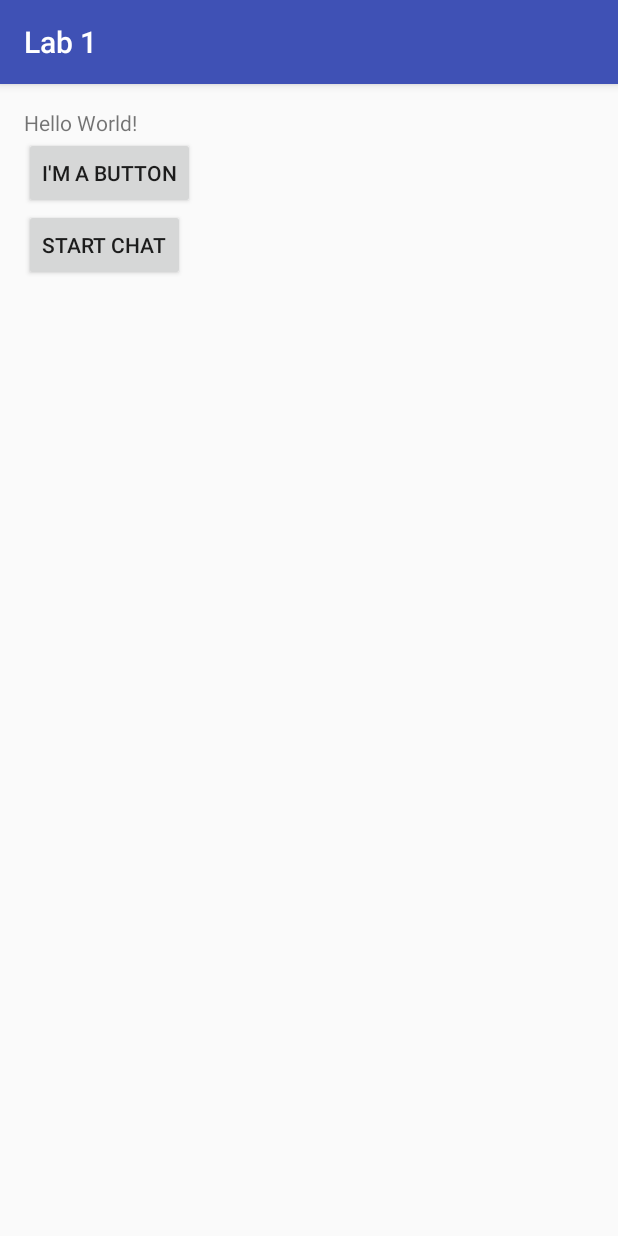
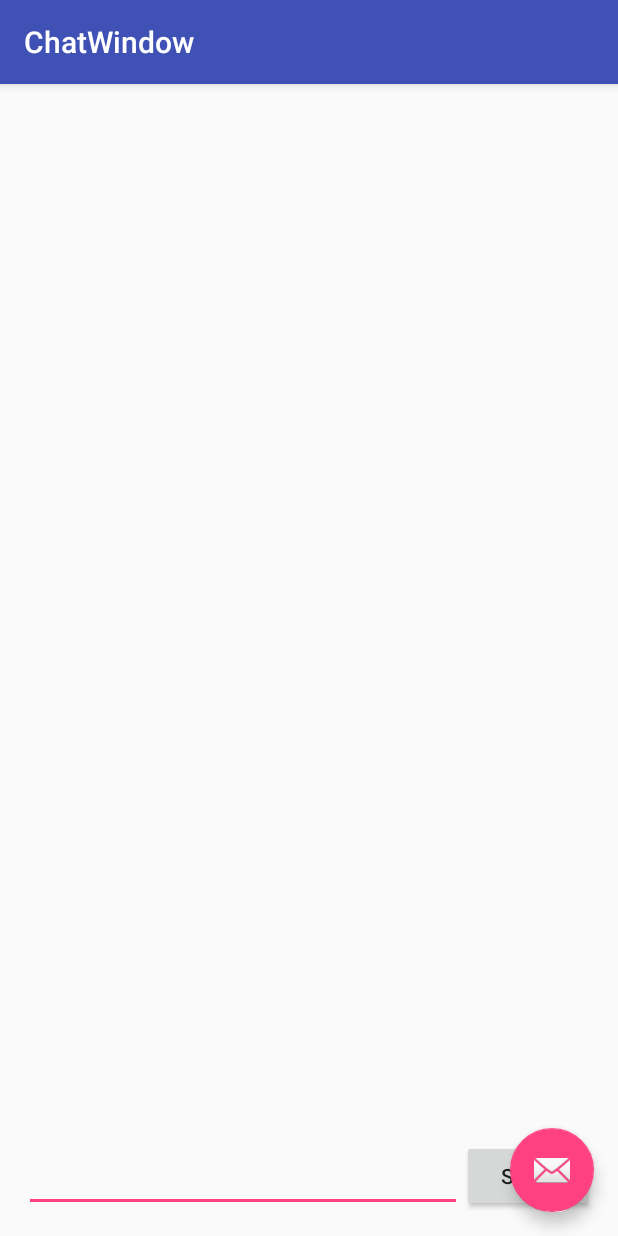
Before and after one commit to munirafardous/AndroidProgrammingLab1, an Android app: the StartActivity screen opened directly, with no data from a screen before it, after a tap on "START CHAT", on a phone screen of 412 x 824 dp. Run offline under Robolectric (Android 15) with nearby library versions, the phone set to English and light mode, and no system bars; 1 statement that could not run was skipped.

Commit message:
Finished Lab 4

```diff
--- a/app/build.gradle
+++ b/app/build.gradle
@@ -24,4 +24,5 @@ dependencies {
     testCompile 'junit:junit:4.12'
     compile 'com.android.support:appcompat-v7:24.2.0'
     compile 'com.android.support:design:24.2.0'
+    compile 'com.google.android.gms:play-services-appindexing:8.1.0'
 }
--- /dev/null
+++ b/app/src/main/java/com/example/munirafardous/lab1/ChatWindow.java
@@ -0,0 +1,133 @@
+package com.example.munirafardous.lab1;
+
+import android.content.Context;
+import android.net.Uri;
+import android.os.Bundle;
+import android.support.design.widget.FloatingActionButton;
+import android.support.design.widget.Snackbar;
+import android.support.v7.app.AppCompatActivity;
+import android.support.v7.widget.Toolbar;
+import android.view.LayoutInflater;
+import android.view.View;
+import android.view.ViewGroup;
+import android.widget.ArrayAdapter;
+import android.widget.BaseAdapter;
+import android.widget.Button;
+import android.widget.EditText;
+import android.widget.ListView;
+import android.widget.TextView;
+
+import com.google.android.gms.appindexing.Action;
+import com.google.android.gms.appindexing.AppIndex;
+import com.google.android.gms.common.api.GoogleApiClient;
+
+import java.util.ArrayList;
+
+public class ChatWindow extends AppCompatActivity {
+
+    ListView listView;
+    EditText editText;
+    Button sendButton;
+    ArrayList<String> messages;
+    ChatAdapter messageAdapter;
+    /**
+     * ATTENTION: This was auto-generated to implement the App Indexing API.
+     * See https://g.co/AppIndexing/AndroidStudio for more information.
+     */
+    private GoogleApiClient client;
+
+    @Override
+    protected void onCreate(Bundle savedInstanceState) {
+        super.onCreate(savedInstanceState);
+        setContentView(R.layout.activity_chat_window);
+        Toolbar toolbar = (Toolbar) findViewById(R.id.toolbar);
+        setSupportActionBar(toolbar);
+
+        FloatingActionButton fab = (FloatingActionButton) findViewById(R.id.fab);
+        fab.setOnClickListener(new View.OnClickListener() {
+            @Override
+            public void onClick(View view) {
+                Snackbar.make(view, "Replace with your own action", Snackbar.LENGTH_LONG)
+                        .setAction("Action", null).show();
+            }
+        });
+
+        ListView listView = (ListView) findViewById(R.id.listView);
+        final EditText editText = (EditText) findViewById(R.id.editText);
+        final Button sendButton = (Button) findViewById(R.id.button3);
+        messages = new ArrayList<String>();
+
+
+        messageAdapter = new ChatAdapter(this);
+        listView.setAdapter(messageAdapter);
+
+        sendButton.setOnClickListener(new View.OnClickListener() {
+            @Override
+            public void onClick(View view) {
+
+                messages.add(editText.getText().toString());
+                messageAdapter.notifyDataSetChanged();
+                editText.setText("");
+
+            }
+        });
+
+
+        // ATTENTION: This was auto-generated to implement the App Indexing API.
+        // See https://g.co/AppIndexing/AndroidStudio for more information.
+        client = new GoogleApiClient.Builder(this).addApi(AppIndex.API).build();
+    }
+
+    @Override
+    public void onStart() {
+        super.onStart();
+    }
+
+    @Override
+    public void onStop() {
+        super.onStop();
+
+
+    }
+
+    private class ChatAdapter extends ArrayAdapter {
+
+        public ChatAdapter(Context ctx) {
+            super(ctx, 0);
+        }
+
+        @Override
+        public int getCount() {
+            return messages.size();
+        }
+
+        @Override
+        public String getItem(int position) {
+            return messages.get(position);
+        }
+
+        @Override
+        public long getItemId(int position) {
+            return position;
+        }
+
+        @Override
+        public View getView(int position, View convertView, ViewGroup parent) {
+
+            LayoutInflater inflater = ChatWindow.this.getLayoutInflater();
+
+            View result = null ;
+            if(position%2 == 0){
+                result = inflater.inflate(R.layout.chat_row_incoming, null);}
+            else {
+                result = inflater.inflate(R.layout.chat_row_outgoing, null);}
+
+            TextView message = (TextView)result.findViewById(R.id.message_text);
+            message.setText(getItem(position));
+
+            return result;
+        }
+    }
+
+
+}
--- a/app/src/main/java/com/example/munirafardous/lab1/StartActivity.java
+++ b/app/src/main/java/com/example/munirafardous/lab1/StartActivity.java
@@ -37,8 +37,9 @@ public class StartActivity extends AppCompatActivity {
         button3.setOnClickListener(new View.OnClickListener() {
             @Override
             public void onClick(View view) {
-
                 Log.i(ACTIVITY_NAME, "User clicked Start Chat");
+                Intent intent =new Intent(StartActivity.this,ChatWindow.class);
+                startActivity(intent);
             }
         });
 
--- /dev/null
+++ b/app/src/main/res/layout/activity_chat_window.xml
@@ -0,0 +1,34 @@
+<?xml version="1.0" encoding="utf-8"?>
+<android.support.design.widget.CoordinatorLayout xmlns:android="http://schemas.android.com/apk/res/android"
+    xmlns:app="http://schemas.android.com/apk/res-auto"
+    xmlns:tools="http://schemas.android.com/tools"
+    android:layout_width="match_parent"
+    android:layout_height="match_parent"
+    android:fitsSystemWindows="true"
+    tools:context="com.example.munirafardous.lab1.ChatWindow">
+
+    <android.support.design.widget.AppBarLayout
+        android:layout_width="match_parent"
+        android:layout_height="wrap_content"
+        android:theme="@style/AppTheme.AppBarOverlay">
+
+        <android.support.v7.widget.Toolbar
+            android:id="@+id/toolbar"
+            android:layout_width="match_parent"
+            android:layout_height="?attr/actionBarSize"
+            android:background="?attr/colorPrimary"
+            app:popupTheme="@style/AppTheme.PopupOverlay" />
+
+    </android.support.design.widget.AppBarLayout>
+
+    <include layout="@layout/content_chat_window" />
+
+    <android.support.design.widget.FloatingActionButton
+        android:id="@+id/fab"
+        android:layout_width="wrap_content"
+        android:layout_height="wrap_content"
+        android:layout_gravity="bottom|end"
+        android:layout_margin="@dimen/fab_margin"
+        android:src="@android:drawable/ic_dialog_email" />
+
+</android.support.design.widget.CoordinatorLayout>
--- /dev/null
+++ b/app/src/main/res/layout/content_chat_window.xml
@@ -0,0 +1,45 @@
+<?xml version="1.0" encoding="utf-8"?>
+<RelativeLayout xmlns:android="http://schemas.android.com/apk/res/android"
+    xmlns:app="http://schemas.android.com/apk/res-auto"
+    xmlns:tools="http://schemas.android.com/tools"
+    android:layout_width="match_parent"
+    android:layout_height="match_parent"
+    android:paddingBottom="@dimen/activity_vertical_margin"
+    android:paddingLeft="@dimen/activity_horizontal_margin"
+    android:paddingRight="@dimen/activity_horizontal_margin"
+    android:paddingTop="@dimen/activity_vertical_margin"
+    app:layout_behavior="@string/appbar_scrolling_view_behavior"
+    tools:context="com.example.munirafardous.lab1.ChatWindow"
+    tools:showIn="@layout/activity_chat_window">
+
+
+
+
+        <ListView
+            android:layout_width="wrap_content"
+            android:layout_height="wrap_content"
+            android:id="@+id/listView"
+            android:layout_centerHorizontal="true"
+            android:layout_alignParentEnd="true"
+            android:layout_alignParentStart="true"
+            android:layout_alignParentTop="true"
+            android:layout_above="@+id/button3" />
+
+
+    <Button
+        android:layout_width="wrap_content"
+        android:layout_height="wrap_content"
+        android:text="@string/btnsend"
+        android:id="@+id/button3"
+        android:layout_alignParentBottom="true"
+        android:layout_alignParentEnd="true" />
+
+    <EditText
+        android:layout_width="fill_parent"
+        android:layout_height="wrap_content"
+        android:id="@+id/editText"
+        android:layout_alignParentStart="true"
+        android:layout_toStartOf="@+id/button3"
+        android:layout_alignParentBottom="true" />
+
+</RelativeLayout>
--- a/app/src/main/res/values/strings.xml
+++ b/app/src/main/res/values/strings.xml
@@ -21,6 +21,8 @@
     <string name="title_activity_chat_window">ChatWindow</string>
 
     <string name="edithinttextchatw">Edit Text</string>
-    <string name="btnsend">Send</string>
+    <string name="btnsend">SEND</string>
+
+
 
 </resources>
```
Also changed, not shown: app/src/main/AndroidManifest.xml (+13 -11 lines), app/src/main/res/layout/chat_row_incoming.xml (added, +20 -0 lines).
